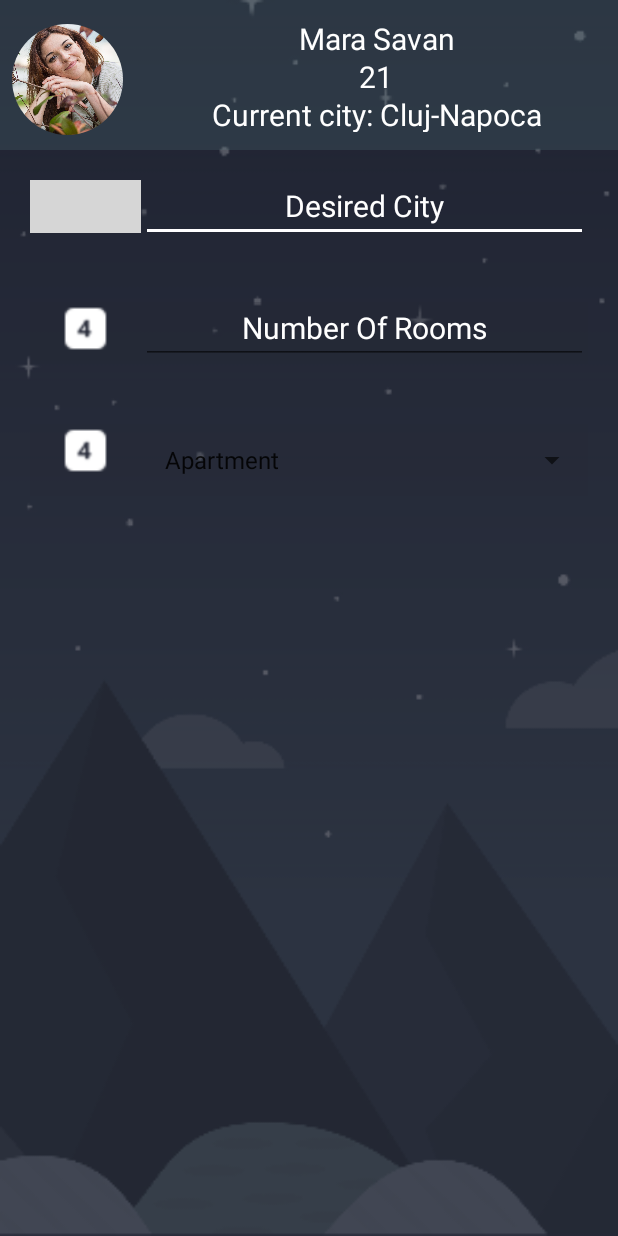
After one commit to marasavanna/RoomyZ, an Android app: the UserDescriptionActivity screen opened directly, with no data from a screen before it, on a phone screen of 412 x 824 dp. The commit adds this screen. Run offline under Robolectric (Android 15) with nearby library versions, the phone set to English and light mode, and no system bars; our stand-ins replace CircleImageView; grey boxes are pictures that could not be loaded.

Commit message:
Merge branch 'master' of C:\Users\Mara\AndroidStudioProjects\RoomieZ2 with conflicts.

```diff
--- a/app/build.gradle
+++ b/app/build.gradle
@@ -35,7 +35,6 @@ dependencies {
     implementation 'com.google.android.gms:play-services-auth:11.8.0'
     implementation 'com.facebook.android:facebook-android-sdk:4.30.0'
     implementation 'com.squareup.picasso:picasso:2.5.2'
-    compile "org.jetbrains.kotlin:kotlin-stdlib-jdk7:$kotlin_version"
 }
 
 
--- a/app/src/main/AndroidManifest.xml
+++ b/app/src/main/AndroidManifest.xml
@@ -1,8 +1,8 @@
 <?xml version="1.0" encoding="utf-8"?>
 <manifest xmlns:android="http://schemas.android.com/apk/res/android"
     package="com.example.mara.roomiez">
+
     <uses-permission android:name="android.permission.INTERNET" />
-
 
     <application
         android:allowBackup="true"
@@ -11,7 +11,8 @@
         android:roundIcon="@mipmap/ic_launcher_round"
         android:supportsRtl="true"
         android:theme="@style/AppTheme">
-        <activity android:name=".activities.MainActivity"
+        <activity
+            android:name=".activities.MainActivity"
             android:screenOrientation="portrait">
             <intent-filter>
                 <action android:name="android.intent.action.MAIN" />
@@ -40,7 +41,8 @@
                 <data android:scheme="@string/fb_login_protocol_scheme" />
             </intent-filter>
         </activity>
-        <activity android:name=".activities.TabNavigationActivity"/>
+        <activity android:name=".activities.TabNavigationActivity" />
+        <activity android:name=".activities.UserDescriptionActivity"></activity>
     </application>
 
 </manifest>
--- /dev/null
+++ b/app/src/main/java/com/example/mara/roomiez/activities/UserDescriptionActivity.java
@@ -0,0 +1,26 @@
+package com.example.mara.roomiez.activities;
+
+import android.os.Bundle;
+import android.support.v7.app.AppCompatActivity;
+import android.widget.ArrayAdapter;
+import android.widget.Spinner;
+
+import com.example.mara.roomiez.R;
+
+public class UserDescriptionActivity extends AppCompatActivity {
+
+    private Spinner estateTypeSpinner;
+
+    @Override
+    protected void onCreate(Bundle savedInstanceState) {
+        super.onCreate(savedInstanceState);
+        setContentView(R.layout.activity_user_description);
+
+        estateTypeSpinner = findViewById(R.id.type_real_estate_spinner);
+        ArrayAdapter<String> adapter = new ArrayAdapter<String>(this,
+                android.R.layout.simple_list_item_1, getResources().getStringArray(R.array.estate_types));
+
+        adapter.setDropDownViewResource(android.R.layout.simple_spinner_dropdown_item);
+        estateTypeSpinner.setAdapter(adapter);
+    }
+}
--- a/app/src/main/java/com/example/mara/roomiez/fragments/ProfileFragment.java
+++ b/app/src/main/java/com/example/mara/roomiez/fragments/ProfileFragment.java
@@ -13,6 +13,7 @@ import android.widget.ImageView;
 
 import com.example.mara.roomiez.R;
 import com.example.mara.roomiez.activities.MainActivity;
+import com.example.mara.roomiez.activities.UserDescriptionActivity;
 import com.google.firebase.auth.FirebaseAuth;
 import com.squareup.picasso.Picasso;
 
@@ -48,6 +49,9 @@ public class ProfileFragment extends Fragment implements View.OnClickListener {
         profileImg = getActivity().findViewById(R.id.user_photo);
         Picasso.with(getContext()).load(auth.getCurrentUser().getPhotoUrl()).into(profileImg);
 
+        goToProfile = getActivity().findViewById(R.id.go_to_profile_arrow);
+        goToProfile.setOnClickListener(this);
+
     }
 
     @Override
@@ -60,6 +64,11 @@ public class ProfileFragment extends Fragment implements View.OnClickListener {
                 getActivity().finish();
                 break;
             }
+
+            case R.id.go_to_profile_arrow:{
+                startActivity(new Intent(getActivity(), UserDescriptionActivity.class));
+                break;
+            }
         }
     }
 }
--- /dev/null
+++ b/app/src/main/res/layout/activity_user_description.xml
@@ -0,0 +1,141 @@
+<?xml version="1.0" encoding="utf-8"?>
+<RelativeLayout xmlns:android="http://schemas.android.com/apk/res/android"
+    xmlns:app="http://schemas.android.com/apk/res-auto"
+    xmlns:tools="http://schemas.android.com/tools"
+    android:layout_width="match_parent"
+    android:layout_height="match_parent"
+    android:background="@drawable/main_background"
+    tools:context="com.example.mara.roomiez.activities.UserDescriptionActivity">
+
+    <LinearLayout
+        android:layout_width="match_parent"
+        android:layout_height="wrap_content"
+        android:orientation="vertical">
+
+        <LinearLayout
+            android:layout_width="match_parent"
+            android:layout_height="100dp"
+            android:background="@color/cardViewGrey"
+            android:orientation="horizontal">
+
+            <de.hdodenhof.circleimageview.CircleImageView
+                android:layout_width="0dp"
+                android:layout_height="90dp"
+                android:layout_margin="8dp"
+                android:layout_weight="0.2"
+                android:src="@drawable/user_dummie" />
+
+            <LinearLayout
+                android:layout_width="0dp"
+                android:layout_height="wrap_content"
+                android:layout_margin="12dp"
+                android:layout_weight="0.8"
+                android:gravity="center"
+                android:orientation="vertical">
+
+                <TextView
+                    android:layout_width="match_parent"
+                    android:layout_height="0dp"
+                    android:layout_weight="0.3"
+                    android:text="@string/dummie_name"
+                    android:textAlignment="center"
+                    android:textColor="@color/white"
+                    android:textSize="20dp" />
+
+                <TextView
+                    android:layout_width="match_parent"
+                    android:layout_height="0dp"
+                    android:layout_weight="0.3"
+                    android:text="@string/dummie_age"
+                    android:textAlignment="center"
+                    android:textColor="@color/white"
+                    android:textSize="20dp" />
+
+                <TextView
+                    android:layout_width="match_parent"
+                    android:layout_height="0dp"
+                    android:layout_weight="0.3"
+                    android:text="@string/dummie_location"
+                    android:textAlignment="center"
+                    android:textColor="@color/white"
+                    android:textSize="20dp" />
+
+            </LinearLayout>
+
+        </LinearLayout>
+
+
+        <LinearLayout
+            android:layout_width="match_parent"
+            android:layout_height="wrap_content"
+            android:layout_margin="20dp"
+            android:background="@color/mountain_dark_15"
+            android:orientation="horizontal">
+
+            <ImageView
+                android:layout_width="0dp"
+                android:layout_height="35dp"
+                android:layout_weight="0.2"
+                android:src="@drawable/selected_house" />
+
+            <EditText
+                android:layout_width="0dp"
+                android:layout_height="wrap_content"
+                android:layout_weight="0.8"
+                android:hint="@string/city_hint"
+                android:paddingTop="3dp"
+                android:textAlignment="center"
+                android:textColor="@color/white"
+                android:textColorHint="@color/white"
+                android:textSize="20dp" />
+        </LinearLayout>
+
+        <LinearLayout
+            android:layout_width="match_parent"
+            android:layout_height="wrap_content"
+            android:layout_margin="20dp"
+            android:background="@color/mountain_dark_25"
+            android:orientation="horizontal">
+
+            <ImageView
+                android:layout_width="0dp"
+                android:layout_height="35dp"
+                android:layout_weight="0.2"
+                android:src="@drawable/numbers" />
+
+            <EditText
+                android:layout_width="0dp"
+                android:layout_height="wrap_content"
+                android:layout_weight="0.8"
+                android:hint="@string/numbers_hint"
+                android:paddingTop="3dp"
+                android:textAlignment="center"
+                android:textColor="@color/white"
+                android:textColorHint="@color/white"
+                android:textSize="20dp" />
+        </LinearLayout>
+
+        <LinearLayout
+            android:layout_width="match_parent"
+            android:layout_height="wrap_content"
+            android:layout_margin="20dp"
+            android:background="@color/mountain_dark_25"
+            android:orientation="horizontal">
+
+            <ImageView
+                android:layout_width="0dp"
+                android:layout_height="35dp"
+                android:layout_weight="0.2"
+                android:src="@drawable/numbers" />
+
+            <Spinner
+                android:id="@+id/type_real_estate_spinner"
+                android:layout_width="0dp"
+                android:textAlignment="center"
+                android:layout_height="wrap_content"
+                android:layout_weight="0.8"/>
+        </LinearLayout>
+
+    </LinearLayout>
+
+</RelativeLayout>
--- a/app/src/main/res/values/colors.xml
+++ b/app/src/main/res/values/colors.xml
@@ -13,6 +13,15 @@
     <color name="editAdd">#CC5E878D</color>
     <color name = "gray">#E7E2E2</color>
     <color name = "mountain_gray">#414653</color>
+
     <color name = "mountain_gray_transparent">#4146538D</color>
 
+
+    <color name = "mountain_dark_15">#26252A36</color>
+    <color name = "mountain_dark_25">#40252A36</color>
+    <color name = "mountain_dark_35">#59252A36</color>
+    <color name = "mountain_dark_45">#73252A36</color>
+    <color name = "mountain_dark_55">#8C252A36</color>
+    <color name = "mountain_dark">#252A36</color>
+
 </resources>
--- a/app/src/main/res/values/strings.xml
+++ b/app/src/main/res/values/strings.xml
@@ -4,9 +4,24 @@
     <string name="facebook_app_id">192635631337567</string>
     <string name="fb_login_protocol_scheme">fb192635631337567</string>
 
-    <string name="dummie_name">Mara Savan, 21</string>
+    <string name="dummie_name">Mara Savan</string>
+    <string name="dummie_age">21</string>
+    <string name="dummie_location">Current city: Cluj-Napoca</string>
+
+    <string name="city_hint">Desired City</string>
+    <string name="numbers_hint">Number Of Rooms</string>
+    <string name="real_estate_hint">Type Of Real Estate</string>
+
     <string name="my_profile">My Profile</string>
     <string name="wish_list">Wish List</string>
     <string name="messages">Messages</string>
 
+
+    <string-array name="estate_types">
+
+        <item>Apartment</item>
+        <item>House</item>
+        <item>Dorm</item>
+    </string-array>
+
 </resources>
```
Also changed, not shown: app/src/main/res/drawable/numbers.png (added).
